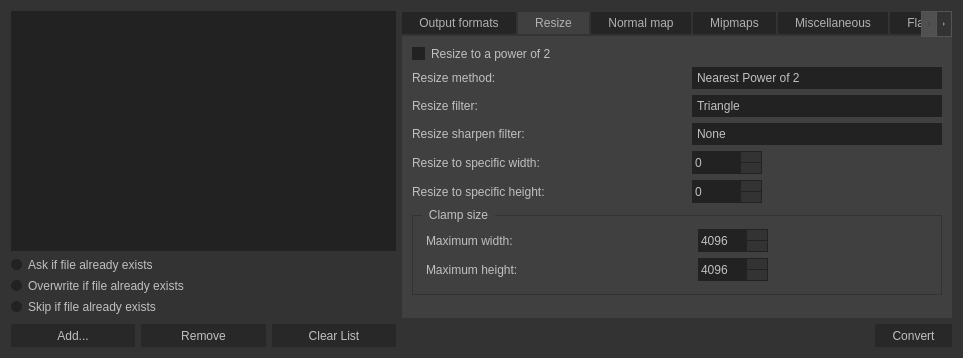
Before: the Qt Designer form ui/conversiondialog.ui in Dima-369/VMT-Editor, drawn with Qt 5.
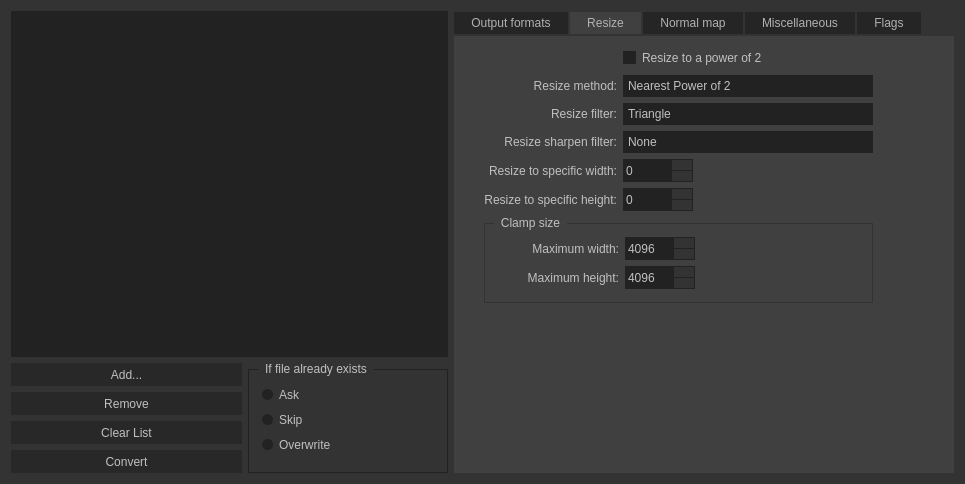
After: the same form once the commit is applied. The open tabs and pages were chosen to show the change. Icons and pictures are not drawn.

Commit message: Add vtf version option to convert dialog

Patch:
```diff
--- a/ui/conversiondialog.ui
+++ b/ui/conversiondialog.ui
@@ -6,8 +6,8 @@
    <rect>
     <x>0</x>
     <y>0</y>
-    <width>963</width>
-    <height>358</height>
+    <width>965</width>
+    <height>484</height>
    </rect>
   </property>
   <property name="font">
@@ -419,7 +419,7 @@
     border-color: #282828;
     border-style: solid;
     padding-top: 5px;
-	min-width: 65px;
+
     padding-bottom: 5px;
     padding-left: 5px;
     padding-right: 5px;
@@ -434,7 +434,7 @@
     border-style: solid;
     padding-top: 5px;
     padding-bottom: 5px;
-	min-width: 65px;
+
     padding-left: 5px;
     padding-right: 5px;
     color: #3A3939;
@@ -898,69 +898,33 @@
   <property name="modal">
    <bool>true</bool>
   </property>
-  <layout class="QGridLayout" name="gridLayout">
-   <item row="0" column="0" rowspan="5">
-    <widget class="QListWidget" name="listWidget_textures">
-     <property name="styleSheet">
-      <string notr="true">QWidget {
+  <layout class="QHBoxLayout" name="horizontalLayout_2">
+   <item>
+    <layout class="QGridLayout" name="gridLayout">
+     <item row="0" column="0" colspan="3">
+      <widget class="QListWidget" name="listWidget_textures">
+       <property name="styleSheet">
+        <string notr="true">QWidget {
 background-color: #222;
 border: 1px solid #222;
 }</string>
-     </property>
-     <property name="selectionMode">
-      <enum>QAbstractItemView::MultiSelection</enum>
-     </property>
-    </widget>
-   </item>
-   <item row="7" column="1">
-    <layout class="QHBoxLayout" name="horizontalLayout_2">
-     <item>
-      <spacer name="horizontalSpacer_3">
-       <property name="orientation">
-        <enum>Qt::Horizontal</enum>
        </property>
-       <property name="sizeHint" stdset="0">
-        <size>
-         <width>40</width>
-         <height>20</height>
-        </size>
-       </property>
-      </spacer>
-     </item>
-     <item>
-      <widget class="QPushButton" name="pushButton_convert">
-       <property name="minimumSize">
-        <size>
-         <width>77</width>
-         <height>23</height>
-        </size>
-       </property>
-       <property name="maximumSize">
-        <size>
-         <width>16777215</width>
-         <height>23</height>
-        </size>
-       </property>
-       <property name="font">
-        <font>
-         <family>Segoe UI</family>
-         <pointsize>9</pointsize>
-        </font>
-       </property>
-       <property name="text">
-        <string>Convert</string>
+       <property name="selectionMode">
+        <enum>QAbstractItemView::MultiSelection</enum>
        </property>
       </widget>
      </item>
-    </layout>
-   </item>
-   <item row="7" column="0">
-    <layout class="QGridLayout" name="gridLayout_7">
-     <item row="0" column="0">
+     <item row="1" column="0" colspan="2">
       <widget class="QPushButton" name="pushButton_browseImage">
+       <property name="sizePolicy">
+        <sizepolicy hsizetype="Expanding" vsizetype="Fixed">
+         <horstretch>0</horstretch>
+         <verstretch>0</verstretch>
+        </sizepolicy>
+       </property>
        <property name="minimumSize">
         <size>
-         <width>77</width>
+         <width>120</width>
          <height>23</height>
         </size>
        </property>
@@ -981,11 +945,17 @@
        </property>
       </widget>
      </item>
-     <item row="0" column="1">
+     <item row="2" column="0" colspan="2">
       <widget class="QPushButton" name="pushButton_removeImage">
+       <property name="sizePolicy">
+        <sizepolicy hsizetype="Expanding" vsizetype="Fixed">
+         <horstretch>0</horstretch>
+         <verstretch>0</verstretch>
+        </sizepolicy>
+       </property>
        <property name="minimumSize">
         <size>
-         <width>77</width>
+         <width>120</width>
          <height>23</height>
         </size>
        </property>
@@ -1006,11 +976,17 @@
        </property>
       </widget>
      </item>
-     <item row="0" column="2">
+     <item row="3" column="0" colspan="2">
       <widget class="QPushButton" name="pushButton_clearList">
+       <property name="sizePolicy">
+        <sizepolicy hsizetype="Expanding" vsizetype="Fixed">
+         <horstretch>0</horstretch>
+         <verstretch>0</verstretch>
+        </sizepolicy>
+       </property>
        <property name="minimumSize">
         <size>
-         <width>77</width>
+         <width>120</width>
          <height>23</height>
         </size>
        </property>
@@ -1031,68 +1007,120 @@
        </property>
       </widget>
      </item>
-    </layout>
-   </item>
-   <item row="5" column="0">
-    <layout class="QVBoxLayout" name="verticalLayout">
-     <property name="topMargin">
-      <number>0</number>
-     </property>
-     <property name="bottomMargin">
-      <number>4</number>
-     </property>
-     <item>
-      <widget class="QRadioButton" name="radioButton_ask">
-       <property name="font">
-        <font>
-         <family>Segoe UI</family>
-         <pointsize>9</pointsize>
-        </font>
+     <item row="4" column="0" colspan="2">
+      <widget class="QPushButton" name="pushButton_convert">
+       <property name="sizePolicy">
+        <sizepolicy hsizetype="Expanding" vsizetype="Fixed">
+         <horstretch>0</horstretch>
+         <verstretch>0</verstretch>
+        </sizepolicy>
        </property>
-       <property name="text">
-        <string>Ask if file already exists</string>
+       <property name="minimumSize">
+        <size>
+         <width>200</width>
+         <height>23</height>
+        </size>
        </property>
-       <property name="checked">
-        <bool>true</bool>
+       <property name="maximumSize">
+        <size>
+         <width>16777215</width>
+         <height>23</height>
+        </size>
        </property>
-      </widget>
-     </item>
-     <item>
-      <widget class="QRadioButton" name="radioButton_overwrite">
        <property name="font">
         <font>
          <family>Segoe UI</family>
          <pointsize>9</pointsize>
+         <weight>50</weight>
+         <italic>false</italic>
+         <bold>false</bold>
         </font>
        </property>
        <property name="text">
-        <string>Overwrite if file already exists</string>
+        <string>Convert</string>
        </property>
       </widget>
      </item>
-     <item>
-      <widget class="QRadioButton" name="radioButton_skip">
-       <property name="font">
-        <font>
-         <family>Segoe UI</family>
-         <pointsize>9</pointsize>
-        </font>
+     <item row="1" column="2" rowspan="4">
+      <widget class="QGroupBox" name="groupBox">
+       <property name="minimumSize">
+        <size>
+         <width>200</width>
+         <height>0</height>
+        </size>
        </property>
-       <property name="text">
-        <string>Skip if file already exists</string>
+       <property name="styleSheet">
+        <string notr="true">QGroupBox {
+    border: 1px solid #222;
+    margin-top: 6px;
+	padding: 4px;
+} </string>
        </property>
+       <property name="title">
+        <string>If file already exists</string>
+       </property>
+       <layout class="QGridLayout" name="gridLayout_10">
+        <item row="1" column="0">
+         <widget class="QRadioButton" name="radioButton_skip">
+          <property name="font">
+           <font>
+            <family>Segoe UI</family>
+            <pointsize>9</pointsize>
+           </font>
+          </property>
+          <property name="text">
+           <string>Skip</string>
+          </property>
+         </widget>
+        </item>
+        <item row="0" column="0">
+         <widget class="QRadioButton" name="radioButton_ask">
+          <property name="font">
+           <font>
+            <family>Segoe UI</family>
+            <pointsize>9</pointsize>
+           </font>
+          </property>
+          <property name="text">
+           <string>Ask</string>
+          </property>
+          <property name="checked">
+           <bool>true</bool>
+          </property>
+         </widget>
+        </item>
+        <item row="2" column="0">
+         <widget class="QRadioButton" name="radioButton_overwrite">
+          <property name="font">
+           <font>
+            <family>Segoe UI</family>
+            <pointsize>9</pointsize>
+           </font>
+          </property>
+          <property name="text">
+           <string>Overwrite</string>
+          </property>
+         </widget>
+        </item>
+       </layout>
       </widget>
      </item>
     </layout>
    </item>
-   <item row="0" column="1" rowspan="6">
+   <item>
     <widget class="QTabWidget" name="tabWidget">
      <property name="minimumSize">
       <size>
-       <width>550</width>
+       <width>500</width>
        <height>0</height>
       </size>
      </property>
+     <property name="maximumSize">
+      <size>
+       <width>500</width>
+       <height>16777215</height>
+      </size>
+     </property>
      <property name="palette">
       <palette>
        <active>
@@ -1397,9 +1425,9 @@
       <attribute name="title">
        <string>Output formats</string>
       </attribute>
-      <layout class="QGridLayout" name="gridLayout_10">
-       <item row="0" column="0">
-        <widget class="QLabel" name="label">
+      <layout class="QGridLayout" name="gridLayout_8">
+       <item row="5" column="2">
+        <widget class="QLabel" name="label_10">
          <property name="text">
           <string>Non-alpha textures:</string>
          </property>
@@ -1704,7 +1732,7 @@
          </item>
         </widget>
        </item>
-       <item row="2" column="1">
+       <item row="8" column="3">
         <spacer name="verticalSpacer">
          <property name="orientation">
           <enum>Qt::Vertical</enum>
@@ -1724,316 +1752,33 @@
        <string>Resize</string>
       </attribute>
       <layout class="QGridLayout" name="gridLayout_9">
-       <item row="5" column="0">
-        <widget class="QLabel" name="label_6">
-         <property name="text">
-          <string>Resize to specific height:</string>
+       <item row="3" column="3">
+        <spacer name="horizontalSpacer_4">
+         <property name="orientation">
+          <enum>Qt::Horizontal</enum>
          </property>
-        </widget>
-       </item>
-       <item row="1" column="1">
-        <widget class="QComboBox" name="comboBox_resizeMethod">
-         <property name="minimumSize">
+         <property name="sizeHint" stdset="0">
           <size>
-           <width>250</width>
-           <height>0</height>
+           <width>40</width>
+           <height>20</height>
           </size>
          </property>
-         <property name="maximumSize">
-          <size>
-           <width>250</width>
-           <height>16777215</height>
-          </size>
-         </property>
-         <item>
-          <property name="text">
-           <string>Nearest Power of 2</string>
-          </property>
-         </item>
-         <item>
-          <property name="text">
-           <string>Biggest Power of 2</string>
-          </property>
-         </item>
-         <item>
-          <property name="text">
-           <string>Smallest Power of 2</string>
-          </property>
-         </item>
-        </widget>
+        </spacer>
        </item>
-       <item row="5" column="1">
-        <widget class="QSpinBox" name="spinBox_specificHeight">
-         <property name="maximumSize">
-          <size>
-           <width>70</width>
-           <height>16777215</height>
-          </size>
-         </property>
-         <property name="maximum">
-          <number>65536</number>
-         </property>
-        </widget>
-       </item>
-       <item row="2" column="0">
-        <widget class="QLabel" name="label_3">
-         <property name="text">
-          <string>Resize filter:</string>
-         </property>
-        </widget>
-       </item>
-       <item row="0" column="0">
+       <item row="0" column="2">
         <widget class="QCheckBox" name="checkBox_resizeToPowerOfTwo">
+         <property name="minimumSize">
+          <size>
+           <width>0</width>
+           <height>23</height>
+          </size>
+         </property>
          <property name="text">
           <string>Resize to a power of 2</string>
          </property>
         </widget>
        </item>
-       <item row="3" column="1">
-        <widget class="QComboBox" name="comboBox_resizeSharpenFilter">
-         <property name="minimumSize">
-          <size>
-           <width>250</width>
-           <height>0</height>
-          </size>
-         </property>
-         <property name="maximumSize">
-          <size>
-           <width>250</width>
-           <height>16777215</height>
-          </size>
-         </property>
-         <item>
-          <property name="text">
-           <string>None</string>
-          </property>
-         </item>
-         <item>
-          <property name="text">
-           <string>Negative</string>
-          </property>
-         </item>
-         <item>
-          <property name="text">
-           <string>Lighter</string>
-          </property>
-         </item>
-         <item>
-          <property name="text">
-           <string>Darker</string>
-          </property>
-         </item>
-         <item>
-          <property name="text">
-           <string>More Contrast</string>
-          </property>
-         </item>
-         <item>
-          <property name="text">
-           <string>Less Contrast</string>
-          </property>
-         </item>
-         <item>
-          <property name="text">
-           <string>Smoothen</string>
-          </property>
-         </item>
-         <item>
-          <property name="text">
-           <string>Sharpen Soft</string>
-          </property>
-         </item>
-         <item>
-          <property name="text">
-           <string>Sharpen Medium</string>
-          </property>
-         </item>
-         <item>
-          <property name="text">
-           <string>Sharpen Strong</string>
-          </property>
-         </item>
-         <item>
-          <property name="text">
-           <string>Find Edges</string>
-          </property>
-         </item>
-         <item>
-          <property name="text">
-           <string>Contour</string>
-          </property>
-         </item>
-         <item>
-          <property name="text">
-           <string>Detect Edges</string>
-          </property>
-         </item>
-         <item>
-          <property name="text">
-           <string>Detect Eges - Soft</string>
-          </property>
-         </item>
-         <item>
-          <property name="text">
-           <string>Emboss</string>
-          </property>
-         </item>
-         <item>
-          <property name="text">
-           <string>Mean Removal</string>
-          </property>
-         </item>
-         <item>
-          <property name="text">
-           <string>Unsharp</string>
-          </property>
-         </item>
-         <item>
-          <property name="text">
-           <string>XSharpen</string>
-          </property>
-         </item>
-         <item>
-          <property name="text">
-           <string>Warpsharp</string>
-          </property>
-         </item>
-        </widget>
-       </item>
-       <item row="2" column="1">
-        <widget class="QComboBox" name="comboBox_resizeFilter">
-         <property name="minimumSize">
-          <size>
-           <width>250</width>
-           <height>0</height>
-          </size>
-         </property>
-         <property name="maximumSize">
-          <size>
-           <width>250</width>
-           <height>16777215</height>
-          </size>
-         </property>
-         <item>
-          <property name="text">
-           <string>Triangle</string>
-          </property>
-         </item>
-         <item>
-          <property name="text">
-           <string>Point</string>
-          </property>
-         </item>
-         <item>
-          <property name="text">
-           <string>Box</string>
-          </property>
-         </item>
-         <item>
-          <property name="text">
-           <string>Quadratic</string>
-          </property>
-         </item>
-         <item>
-          <property name="text">
-           <string>Cubic</string>
-          </property>
-         </item>
-         <item>
-          <property name="text">
-           <string>Catrom</string>
-          </property>
-         </item>
-         <item>
-          <property name="text">
-           <string>Mitchell</string>
-          </property>
-         </item>
-         <item>
-          <property name="text">
-           <string>Gaussian</string>
-          </property>
-         </item>
-         <item>
-          <property name="text">
-           <string>Sinc</string>
-          </property>
-         </item>
-         <item>
-          <property name="text">
-           <string>Bessel</string>
-          </property>
-         </item>
-         <item>
-          <property name="text">
-           <string>Hanning</string>
-          </property>
-         </item>
-         <item>
-          <property name="text">
-           <string>Hamming</string>
-          </property>
-         </item>
-         <item>
-          <property name="text">
-           <string>Blackman</string>
-          </property>
-         </item>
-         <item>
-          <property name="text">
-           <string>Kaiser</string>
-          </property>
-         </item>
-        </widget>
-       </item>
-       <item row="3" column="0">
-        <widget class="QLabel" name="label_4">
-         <property name="text">
-          <string>Resize sharpen filter:</string>
-         </property>
-        </widget>
-       </item>
-       <item row="4" column="0">
-        <widget class="QLabel" name="label_5">
-         <property name="text">
-          <string>Resize to specific width:</string>
-         </property>
-        </widget>
-       </item>
-       <item row="4" column="1">
-        <widget class="QSpinBox" name="spinBox_specificWidth">
-         <property name="maximumSize">
-          <size>
-           <width>70</width>
-           <height>16777215</height>
-          </size>
-         </property>
-         <property name="maximum">
-          <number>65536</number>
-         </property>
-        </widget>
-       </item>
-       <item row="1" column="0">
-        <widget class="QLabel" name="label_2">
-         <property name="text">
-          <string>Resize method:</string>
-         </property>
-        </widget>
-       </item>
-       <item row="7" column="0">
-        <spacer name="verticalSpacer_2">
-         <property name="orientation">
-          <enum>Qt::Vertical</enum>
-         </property>
-         <property name="sizeHint" stdset="0">
-          <size>
-           <width>20</width>
-           <height>40</height>
-          </size>
-         </property>
-        </spacer>
-       </item>
-       <item row="6" column="0" colspan="2">
+       <item row="6" column="1" colspan="2">
         <widget class="QGroupBox" name="groupBox_2">
          <property name="minimumSize">
           <size>
@@ -2056,6 +1801,9 @@
             <property name="text">
              <string>Maximum width:</string>
             </property>
+            <property name="alignment">
+             <set>Qt::AlignRight|Qt::AlignTrailing|Qt::AlignVCenter</set>
+            </property>
            </widget>
           </item>
           <item row="0" column="1">
@@ -2079,6 +1827,9 @@
             <property name="text">
              <string>Maximum height:</string>
             </property>
+            <property name="alignment">
+             <set>Qt::AlignRight|Qt::AlignTrailing|Qt::AlignVCenter</set>
+            </property>
            </widget>
           </item>
           <item row="1" column="1">
@@ -2107,7 +1858,7 @@
             </property>
             <property name="sizeHint" stdset="0">
              <size>
-              <width>160</width>
+              <width>164</width>
               <height>20</height>
              </size>
             </property>
@@ -2116,6 +1867,339 @@
          </layout>
         </widget>
        </item>
+       <item row="1" column="1">
+        <widget class="QLabel" name="label_2">
+         <property name="text">
+          <string>Resize method:</string>
+         </property>
+         <property name="alignment">
+          <set>Qt::AlignRight|Qt::AlignTrailing|Qt::AlignVCenter</set>
+         </property>
+        </widget>
+       </item>
+       <item row="7" column="1">
+        <spacer name="verticalSpacer_2">
+         <property name="orientation">
+          <enum>Qt::Vertical</enum>
+         </property>
+         <property name="sizeHint" stdset="0">
+          <size>
+           <width>20</width>
+           <height>40</height>
+          </size>
+         </property>
+        </spacer>
+       </item>
+       <item row="5" column="2">
+        <widget class="QSpinBox" name="spinBox_specificHeight">
+         <property name="maximumSize">
+          <size>
+           <width>70</width>
+           <height>16777215</height>
+          </size>
+         </property>
+         <property name="maximum">
+          <number>65536</number>
+         </property>
+        </widget>
+       </item>
+       <item row="2" column="1">
+        <widget class="QLabel" name="label_3">
+         <property name="text">
+          <string>Resize filter:</string>
+         </property>
+         <property name="alignment">
+          <set>Qt::AlignRight|Qt::AlignTrailing|Qt::AlignVCenter</set>
+         </property>
+        </widget>
+       </item>
+       <item row="2" column="2">
+        <widget class="QComboBox" name="comboBox_resizeFilter">
+         <property name="minimumSize">
+          <size>
+           <width>250</width>
+           <height>0</height>
+          </size>
+         </property>
+         <property name="maximumSize">
+          <size>
+           <width>250</width>
+           <height>16777215</height>
+          </size>
+         </property>
+         <item>
+          <property name="text">
+           <string>Triangle</string>
+          </property>
+         </item>
+         <item>
+          <property name="text">
+           <string>Point</string>
+          </property>
+         </item>
+         <item>
+          <property name="text">
+           <string>Box</string>
+          </property>
+         </item>
+         <item>
+          <property name="text">
+           <string>Quadratic</string>
+          </property>
+         </item>
+         <item>
+          <property name="text">
+           <string>Cubic</string>
+          </property>
+         </item>
+         <item>
+          <property name="text">
+           <string>Catrom</string>
+          </property>
+         </item>
+         <item>
+          <property name="text">
+           <string>Mitchell</string>
+          </property>
+         </item>
+         <item>
+          <property name="text">
+           <string>Gaussian</string>
+          </property>
+         </item>
+         <item>
+          <property name="text">
+           <string>Sinc</string>
+          </property>
+         </item>
+         <item>
+          <property name="text">
+           <string>Bessel</string>
+          </property>
+         </item>
+         <item>
+          <property name="text">
+           <string>Hanning</string>
+          </property>
+         </item>
+         <item>
+          <property name="text">
+           <string>Hamming</string>
+          </property>
+         </item>
+         <item>
+          <property name="text">
+           <string>Blackman</string>
+          </property>
+         </item>
+         <item>
+          <property name="text">
+           <string>Kaiser</string>
+          </property>
+         </item>
+        </widget>
+       </item>
+       <item row="3" column="1">
+        <widget class="QLabel" name="label_4">
+         <property name="text">
+          <string>Resize sharpen filter:</string>
+         </property>
+         <property name="alignment">
+          <set>Qt::AlignRight|Qt::AlignTrailing|Qt::AlignVCenter</set>
+         </property>
+        </widget>
+       </item>
+       <item row="3" column="2">
+        <widget class="QComboBox" name="comboBox_resizeSharpenFilter">
+         <property name="minimumSize">
+          <size>
+           <width>250</width>
+           <height>0</height>
+          </size>
+         </property>
+         <property name="maximumSize">
+          <size>
+           <width>250</width>
+           <height>16777215</height>
+          </size>
+         </property>
+         <item>
+          <property name="text">
+           <string>None</string>
+          </property>
+         </item>
+         <item>
+          <property name="text">
+           <string>Negative</string>
+          </property>
+         </item>
+         <item>
+          <property name="text">
+           <string>Lighter</string>
+          </property>
+         </item>
+         <item>
+          <property name="text">
+           <string>Darker</string>
+          </property>
+         </item>
+         <item>
+          <property name="text">
+           <string>More Contrast</string>
+          </property>
+         </item>
+         <item>
+          <property name="text">
+           <string>Less Contrast</string>
+          </property>
+         </item>
+         <item>
+          <property name="text">
+           <string>Smoothen</string>
+          </property>
+         </item>
+         <item>
+          <property name="text">
+           <string>Sharpen Soft</string>
+          </property>
+         </item>
+         <item>
+          <property name="text">
+           <string>Sharpen Medium</string>
+          </property>
+         </item>
+         <item>
+          <property name="text">
+           <string>Sharpen Strong</string>
+          </property>
+         </item>
+         <item>
+          <property name="text">
+           <string>Find Edges</string>
+          </property>
+         </item>
+         <item>
+          <property name="text">
+           <string>Contour</string>
+          </property>
+         </item>
+         <item>
+          <property name="text">
+           <string>Detect Edges</string>
+          </property>
+         </item>
+         <item>
+          <property name="text">
+           <string>Detect Eges - Soft</string>
+          </property>
+         </item>
+         <item>
+          <property name="text">
+           <string>Emboss</string>
+          </property>
+         </item>
+         <item>
+          <property name="text">
+           <string>Mean Removal</string>
+          </property>
+         </item>
+         <item>
+          <property name="text">
+           <string>Unsharp</string>
+          </property>
+         </item>
+         <item>
+          <property name="text">
+           <string>XSharpen</string>
+          </property>
+         </item>
+         <item>
+          <property name="text">
+           <string>Warpsharp</string>
+          </property>
+         </item>
+        </widget>
+       </item>
+       <item row="4" column="1">
+        <widget class="QLabel" name="label_5">
+         <property name="text">
+          <string>Resize to specific width:</string>
+         </property>
+         <property name="alignment">
+          <set>Qt::AlignRight|Qt::AlignTrailing|Qt::AlignVCenter</set>
+         </property>
+        </widget>
+       </item>
+       <item row="4" column="2">
+        <widget class="QSpinBox" name="spinBox_specificWidth">
+         <property name="maximumSize">
+          <size>
+           <width>70</width>
+           <height>16777215</height>
+          </size>
+         </property>
+         <property name="maximum">
+          <number>65536</number>
+         </property>
+        </widget>
+       </item>
+       <item row="5" column="1">
+        <widget class="QLabel" name="label_6">
+         <property name="text">
+          <string>Resize to specific height:</string>
+         </property>
+         <property name="alignment">
+          <set>Qt::AlignRight|Qt::AlignTrailing|Qt::AlignVCenter</set>
+         </property>
+        </widget>
+       </item>
+       <item row="1" column="2">
+        <widget class="QComboBox" name="comboBox_resizeMethod">
+         <property name="minimumSize">
+          <size>
+           <width>250</width>
+           <height>0</height>
+          </size>
+         </property>
+         <property name="maximumSize">
+          <size>
+           <width>250</width>
+           <height>16777215</height>
+          </size>
+         </property>
+         <item>
+          <property name="text">
+           <string>Nearest Power of 2</string>
+          </property>
+         </item>
+         <item>
+          <property name="text">
+           <string>Biggest Power of 2</string>
+          </property>
+         </item>
+         <item>
+          <property name="text">
+           <string>Smallest Power of 2</string>
+          </property>
+         </item>
+        </widget>
+       </item>
+       <item row="1" column="0">
+        <spacer name="horizontalSpacer_6">
+         <property name="orientation">
+          <enum>Qt::Horizontal</enum>
+         </property>
+         <property name="sizeType">
+          <enum>QSizePolicy::Fixed</enum>
+         </property>
+         <property name="sizeHint" stdset="0">
+          <size>
+           <width>20</width>
+           <height>20</height>
+          </size>
+         </property>
+        </spacer>
+       </item>
       </layout>
      </widget>
      <widget class="QWidget" name="tab_3">
@@ -2343,42 +2427,8 @@
          </property>
         </widget>
        </item>
-       <item row="6" column="1">
-        <spacer name="verticalSpacer_3">
-         <property name="orientation">
-          <enum>Qt::Vertical</enum>
-         </property>
-         <property name="sizeHint" stdset="0">
-          <size>
-           <width>20</width>
-           <height>40</height>
-          </size>
-         </property>
-        </spacer>
-       </item>
-      </layout>
-     </widget>
-     <widget class="QWidget" name="tab_4">
-      <attribute name="title">
-       <string>Mipmaps</string>
-      </attribute>
-      <layout class="QGridLayout" name="gridLayout_5">
-       <item row="0" column="0" colspan="2">
-        <widget class="QCheckBox" name="checkBox_disableMipmaps">
-         <property name="text">
-          <string>Disable Mipmaps</string>
-         </property>
-        </widget>
-       </item>
-       <item row="1" column="0">
-        <widget class="QLabel" name="label_10">
-         <property name="text">
-          <string>Filter</string>
-         </property>
-        </widget>
-       </item>
-       <item row="1" column="1">
-        <widget class="QComboBox" name="comboBox_mipmapFilter">
+       <item row="1" column="2">
+        <widget class="QCheckBox" name="checkBox_convertToNormalMap">
          <property name="minimumSize">
           <size>
            <width>250</width>
```
Left out of the diff: 1584 changed lines with no effect on the pictures. The commit also changes 1 other file.
